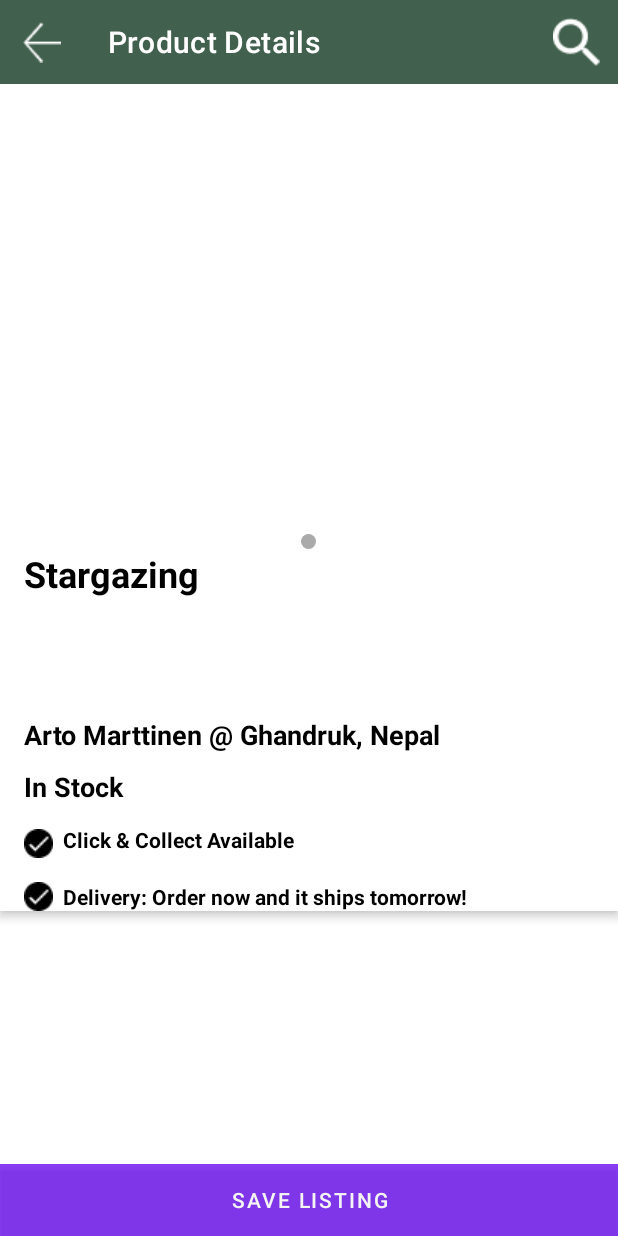
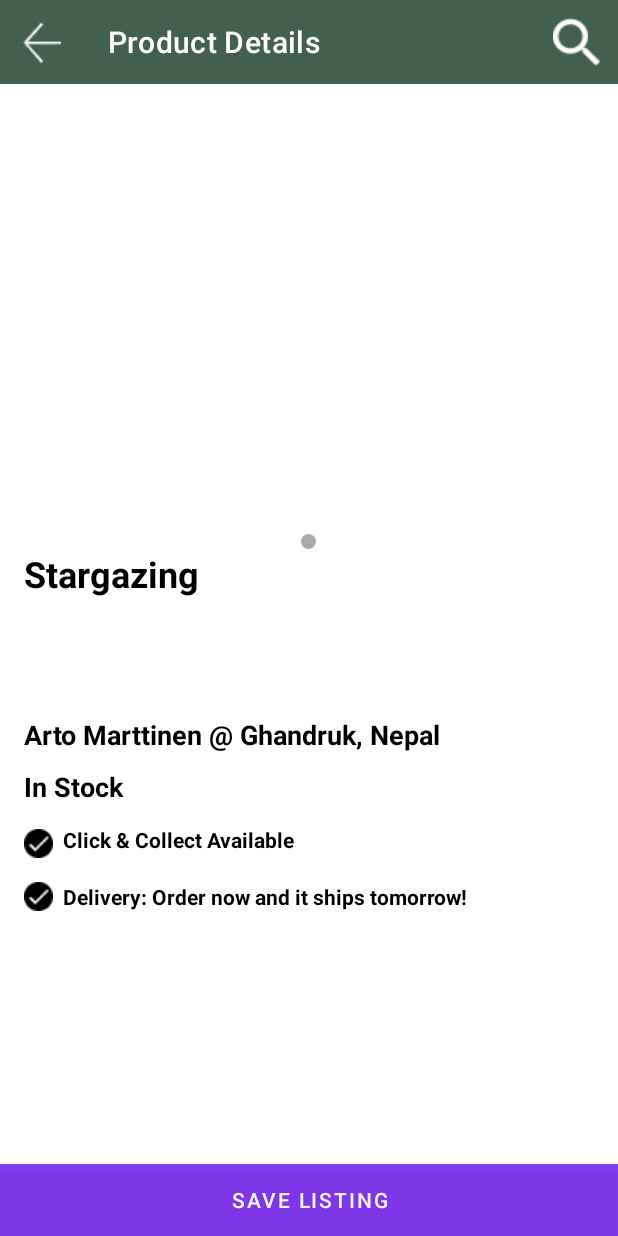
Before and after one commit to Ray-F/se306-galleria, an Android app: the screen it shows after launch (ProductDetailsActivity), on a phone screen of 412 x 824 dp. Run offline under Robolectric (Android 15) with nearby library versions, the phone set to English and light mode, and no system bars; our stand-ins replace Firebase (no records; nobody signed in at launch, a user with empty details on screens opened directly), RxJava, navigation-ui; 1 statement that could not run was skipped.

Commit message:
Update page layout to remove shadowing

```diff
--- a/app/src/main/res/layout/activity_product_detail.xml
+++ b/app/src/main/res/layout/activity_product_detail.xml
@@ -15,7 +15,8 @@
             android:layout_width="match_parent"
             android:layout_height="wrap_content"
             android:background="@color/white"
-            tools:ignore="ExtraText">
+            tools:ignore="ExtraText"
+            app:elevation="0dp">
 
             <com.google.android.material.appbar.MaterialToolbar
                 android:id="@+id/topAppBar"
@@ -40,6 +41,7 @@
                 android:layout_width="wrap_content"
                 android:layout_height="300dp"
                 android:background="@drawable/test_raccoon"/>
+
 
             <LinearLayout
                 android:id="@+id/threeDots"
@@ -179,6 +181,7 @@
                 android:layout_marginStart="16dp"
                 android:drawableLeft="@drawable/tick_symbol"
                 android:text="  Delivery: Order now and it ships tomorrow!"
+                android:layout_marginBottom="10dp"
                 android:textColor="@color/black"
                 android:textStyle="bold"
                 />
```
